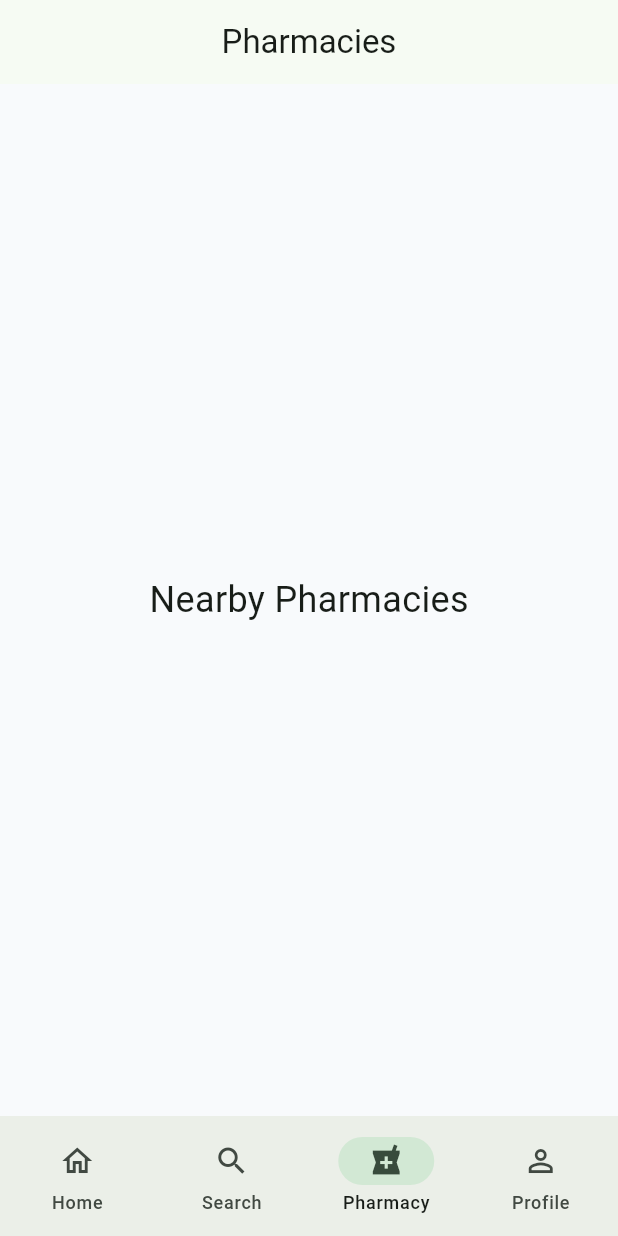
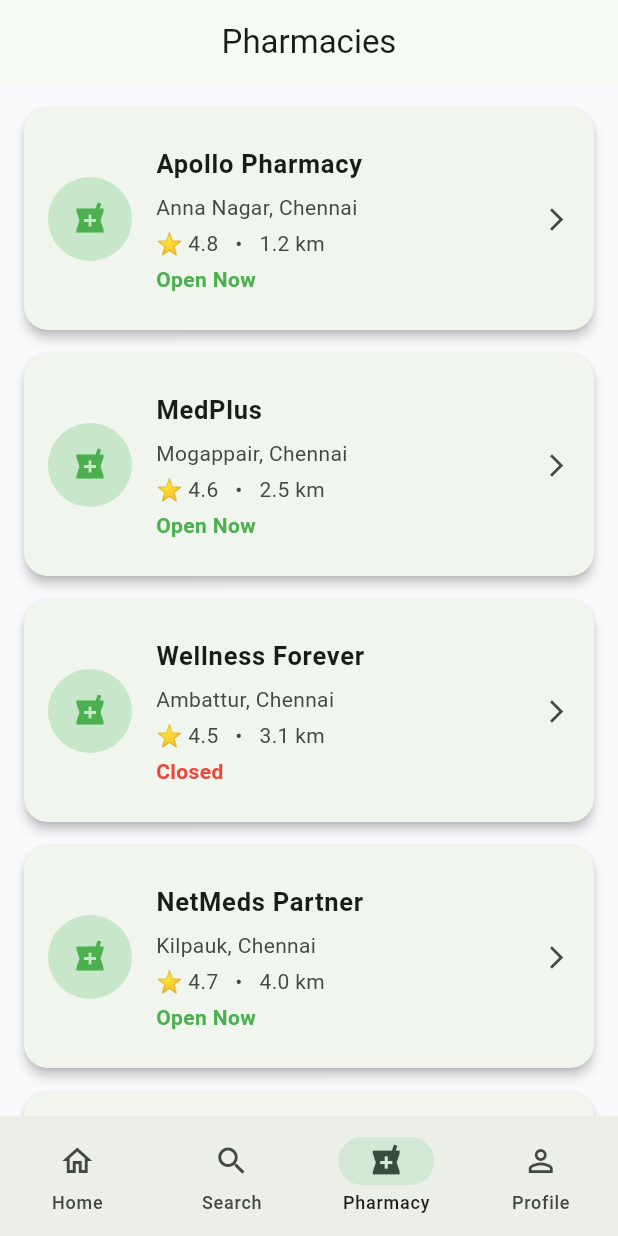
Before and after one commit to knikhil4327/MedFinder, a Flutter app: the screen it shows after launch, item 3 of the bottom bar chosen, on a phone screen of 412 x 824 dp. Run offline on Flutter 3.47's test engine with Material 3 defaults, Android fonts, the phone set to English and light mode, and no system bars.

Commit message:
feat: add pharmacy module with details screen and quick actions

```diff
--- /dev/null
+++ b/lib/features/pharmacy/data/dummy_pharmacy_data.dart
@@ -0,0 +1,49 @@
+import '../models/pharmacy_model.dart';
+
+final List<PharmacyModel> pharmacies = [
+  PharmacyModel(
+    id: "1",
+    name: "Apollo Pharmacy",
+    address: "Anna Nagar, Chennai",
+    distance: 1.2,
+    rating: 4.8,
+    isOpen: true,
+    phoneNumber: "+91 9876543210",
+  ),
+  PharmacyModel(
+    id: "2",
+    name: "MedPlus",
+    address: "Mogappair, Chennai",
+    distance: 2.5,
+    rating: 4.6,
+    isOpen: true,
+    phoneNumber: "+91 9876543211",
+  ),
+  PharmacyModel(
+    id: "3",
+    name: "Wellness Forever",
+    address: "Ambattur, Chennai",
+    distance: 3.1,
+    rating: 4.5,
+    isOpen: false,
+    phoneNumber: "+91 9876543212",
+  ),
+  PharmacyModel(
+    id: "4",
+    name: "NetMeds Partner",
+    address: "Kilpauk, Chennai",
+    distance: 4.0,
+    rating: 4.7,
+    isOpen: true,
+    phoneNumber: "+91 9876543213",
+  ),
+  PharmacyModel(
+    id: "5",
+    name: "Care Pharmacy",
+    address: "Velachery, Chennai",
+    distance: 5.3,
+    rating: 4.4,
+    isOpen: true,
+    phoneNumber: "+91 9876543214",
+  ),
+];
--- a/lib/features/pharmacy/presentation/pharmacy_screen.dart
+++ b/lib/features/pharmacy/presentation/pharmacy_screen.dart
@@ -1,4 +1,6 @@
 import 'package:flutter/material.dart';
+import '../data/dummy_pharmacy_data.dart';
+import 'pharmacy_details_screen.dart';
 
 class PharmacyScreen extends StatelessWidget {
   const PharmacyScreen({super.key});
@@ -7,8 +9,66 @@ class PharmacyScreen extends StatelessWidget {
   Widget build(BuildContext context) {
     return Scaffold(
       appBar: AppBar(title: const Text("Pharmacies")),
-      body: const Center(
-        child: Text("Nearby Pharmacies", style: TextStyle(fontSize: 24)),
+      body: ListView.builder(
+        padding: const EdgeInsets.all(16),
+        itemCount: pharmacies.length,
+        itemBuilder: (context, index) {
+          final pharmacy = pharmacies[index];
+
+          return Card(
+            margin: const EdgeInsets.only(bottom: 16),
+            elevation: 3,
+            shape: RoundedRectangleBorder(
+              borderRadius: BorderRadius.circular(16),
+            ),
+            child: ListTile(
+              contentPadding: const EdgeInsets.all(16),
+
+              leading: CircleAvatar(
+                radius: 28,
+                backgroundColor: Colors.green.shade100,
+                child: const Icon(Icons.local_pharmacy, color: Colors.green),
+              ),
+
+              title: Text(
+                pharmacy.name,
+                style: const TextStyle(
+                  fontWeight: FontWeight.bold,
+                  fontSize: 17,
+                ),
+              ),
+
+              subtitle: Column(
+                crossAxisAlignment: CrossAxisAlignment.start,
+                children: [
+                  const SizedBox(height: 6),
+                  Text(pharmacy.address),
+                  const SizedBox(height: 4),
+                  Text("⭐ ${pharmacy.rating}   •   ${pharmacy.distance} km"),
+                  const SizedBox(height: 4),
+                  Text(
+                    pharmacy.isOpen ? "Open Now" : "Closed",
+                    style: TextStyle(
+                      color: pharmacy.isOpen ? Colors.green : Colors.red,
+                      fontWeight: FontWeight.bold,
+                    ),
+                  ),
+                ],
+              ),
+
+              trailing: const Icon(Icons.arrow_forward_ios, size: 18),
+
+              onTap: () {
+                Navigator.push(
+                  context,
+                  MaterialPageRoute(
+                    builder: (_) => PharmacyDetailsScreen(pharmacy: pharmacy),
+                  ),
+                );
+              },
+            ),
+          );
+        },
       ),
     );
   }
```
Also changed, not shown: lib/features/pharmacy/models/pharmacy_model.dart (added, +19 -0 lines), lib/features/pharmacy/presentation/pharmacy_details_screen.dart (added, +121 -0 lines).
